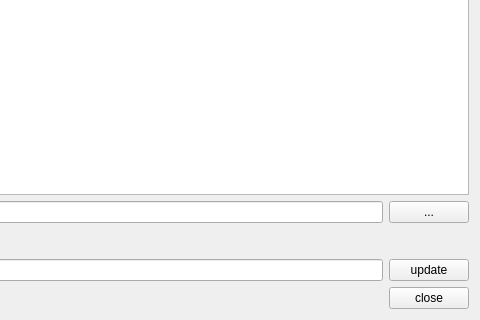
Qt form zcatlog/zcatlogwidget.ui (weinkym/src_miao) before a commit; both pictures show x 489 to 969 and y 99 to 419 of the 969 by 419 pixel window.
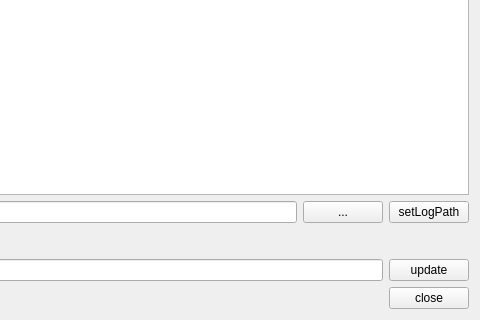
The same form after that commit.

Commit message: 增加日志分析 路径的查找

Patch:
```diff
--- a/zcatlog/zcatlogwidget.ui
+++ b/zcatlog/zcatlogwidget.ui
@@ -33,6 +33,13 @@
        </property>
       </widget>
      </item>
+     <item>
+      <widget class="QPushButton" name="pushButton">
+       <property name="text">
+        <string>setLogPath</string>
+       </property>
+      </widget>
+     </item>
     </layout>
    </item>
    <item>
```
The commit also changes 2 other files.
